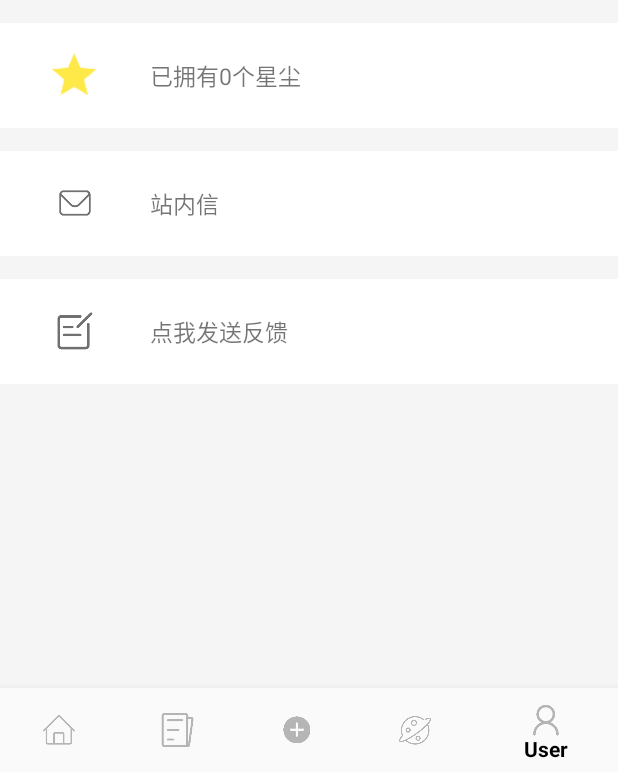
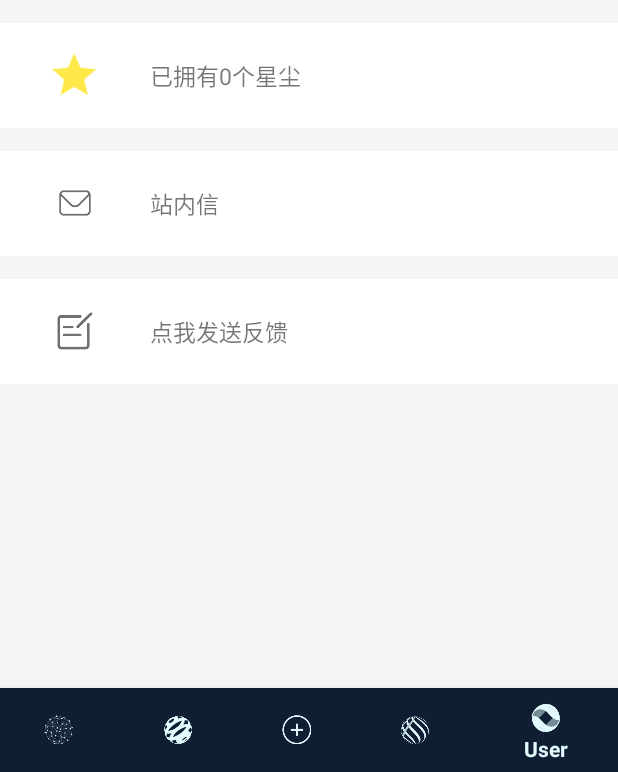
Before and after one commit to StardustProject/Stardust, an Android app: the MainActivity screen opened directly, with no data from a screen before it, item 5 of the bottom bar chosen, on a phone screen of 412 x 824 dp, the part 464-1236 px from its top. Run offline under Robolectric (Android 15) with nearby library versions, the phone set to English and light mode, and no system bars; our stand-ins replace CircleImageView; libraries missing offline, so code that uses them is left out: cn.carbswang.android, com.zhuge.analysis, org.litepal.crud; pictures from the network do not load; 31 statements that could not run were skipped.

Commit message:
refactor(文章&底部栏): 更换了UI

```diff
--- a/Stardust/app/src/main/java/org/swsd/stardust/view/activity/MainActivity.java
+++ b/Stardust/app/src/main/java/org/swsd/stardust/view/activity/MainActivity.java
@@ -40,12 +40,12 @@ public class MainActivity extends BaseActivity {
                 case R.id.navigation_home:
                     replaceFragment(new HomeFragment());
                     FRAGMENT_HOLDER = 0;
-                    navigation.getBackground().setAlpha(0);
+                    //navigation.getBackground().setAlpha(0);
                     return true;
                 case R.id.navigation_article:
-                    navigation.getBackground().setAlpha(255);
                     FRAGMENT_HOLDER = 1;
                     replaceFragment(new ArticleFragment());
+                    //navigation.getBackground().setAlpha(0);
                     return true;
                 case R.id.navigation_addtion:
                     Intent intent = new Intent(MainActivity.this, NoteActivity.class);
@@ -53,13 +53,13 @@ public class MainActivity extends BaseActivity {
                     return true;
                 case R.id.navigation_metor:
                     FRAGMENT_HOLDER = 2;
-                    navigation.getBackground().setAlpha(255);
                     replaceFragment(new MeteorFragment());
+                    //navigation.getBackground().setAlpha(0);
                     return true;
                 case R.id.navigation_user:
                     FRAGMENT_HOLDER = 3;
-                    navigation.getBackground().setAlpha(255);
                     replaceFragment(new UserFragment());
+                    //navigation.getBackground().setAlpha(0);
                     return true;
 
             }
@@ -78,7 +78,7 @@ public class MainActivity extends BaseActivity {
         bindLayout();
         initView();
         navigation = (BottomNavigationView) findViewById(R.id.navigation);
-        navigation.getBackground().setAlpha(0);
+        //navigation.getBackground().setAlpha(0);
         navigation.setOnNavigationItemSelectedListener(mOnNavigationItemSelectedListener);
     }
 
@@ -121,6 +121,7 @@ public class MainActivity extends BaseActivity {
         // 判断恢复逻辑
         if(FRAGMENT_HOLDER == 0){
             navigation.setSelectedItemId(R.id.navigation_home);
+
         }
         else if (FRAGMENT_HOLDER == 1){
             navigation.setSelectedItemId(R.id.navigation_article);
--- a/Stardust/app/src/main/java/org/swsd/stardust/view/activity/WebViewActivity.java
+++ b/Stardust/app/src/main/java/org/swsd/stardust/view/activity/WebViewActivity.java
@@ -75,6 +75,7 @@ public class WebViewActivity extends AppCompatActivity {
                 case REMOVE_ADS:
                     //prograssBar.setVisibility(View.GONE);
                     webView.loadDataWithBaseURL(null, html, "text/html", "utf-8", null);
+                    webView.setBackgroundColor(0);
                     break;
                 default:
                     break;
--- a/Stardust/app/src/main/java/org/swsd/stardust/view/fragment/HomeFragment.java
+++ b/Stardust/app/src/main/java/org/swsd/stardust/view/fragment/HomeFragment.java
@@ -4,20 +4,15 @@ package org.swsd.stardust.view.fragment;
 import android.content.Context;
 import android.content.SharedPreferences;
 import android.os.Bundle;
-import android.os.SystemClock;
 import android.support.annotation.Nullable;
 import android.support.v4.app.Fragment;
 import android.support.v7.widget.RecyclerView;
 import android.support.v7.widget.StaggeredGridLayoutManager;
-import android.util.DisplayMetrics;
 import android.util.Log;
 import android.view.LayoutInflater;
-import android.view.MotionEvent;
 import android.view.View;
 import android.view.ViewGroup;
 import android.widget.Button;
-import android.widget.ImageView;
-import android.widget.Toast;
 
 import org.swsd.stardust.R;
 import org.swsd.stardust.model.bean.NoteBean;
--- a/Stardust/app/src/main/res/layout/activity_main.xml
+++ b/Stardust/app/src/main/res/layout/activity_main.xml
@@ -15,8 +15,9 @@
         android:layout_width="match_parent"
         android:layout_height="wrap_content"
         android:layout_gravity="bottom"
-        android:background="?android:attr/windowBackground"
-        app:itemIconTint="@color/bottom_icon_grey"
-        app:menu="@menu/navigation" />
-
+        app:itemTextColor="#E1FAFD"
+        app:itemIconTint="#E1FAFD"
+        android:background="#0F1E33"
+        app:menu="@menu/navigation"
+        />
 </FrameLayout>
--- a/Stardust/app/src/main/res/layout/activity_note.xml
+++ b/Stardust/app/src/main/res/layout/activity_note.xml
@@ -1,7 +1,8 @@
 <LinearLayout xmlns:android="http://schemas.android.com/apk/res/android"
     android:layout_width="match_parent"
     android:layout_height="match_parent"
-    android:orientation="vertical">
+    android:orientation="vertical"
+    android:background="#0F1E33">
 
     <android.support.v7.widget.Toolbar
         android:id="@+id/note_toolbar"
--- a/Stardust/app/src/main/res/layout/activity_webview.xml
+++ b/Stardust/app/src/main/res/layout/activity_webview.xml
@@ -7,7 +7,8 @@
     <LinearLayout
         android:layout_width="match_parent"
         android:layout_height="match_parent"
-        android:orientation="vertical">
+        android:orientation="vertical"
+        >
 
         <ProgressBar
             android:id="@+id/loading_progress"
--- a/Stardust/app/src/main/res/layout/fragment_meteor.xml
+++ b/Stardust/app/src/main/res/layout/fragment_meteor.xml
@@ -26,7 +26,6 @@
             <ImageView
                 android:layout_width="match_parent"
                 android:layout_height="match_parent"
-
                 android:src="@mipmap/meteor_title" />
 
         </LinearLayout>
--- a/Stardust/app/src/main/res/menu/navigation.xml
+++ b/Stardust/app/src/main/res/menu/navigation.xml
@@ -1,9 +1,10 @@
 <?xml version="1.0" encoding="utf-8"?>
-<menu xmlns:android="http://schemas.android.com/apk/res/android">
+<menu xmlns:android="http://schemas.android.com/apk/res/android"
+    xmlns:textColor="http://schemas.android.com/apk/res-auto">
 
     <item
         android:id="@+id/navigation_home"
-        android:icon="@mipmap/homepage"
+        android:icon="@mipmap/home"
         android:title="@string/title_home" />
 
     <item
@@ -13,7 +14,7 @@
 
     <item
         android:id="@+id/navigation_addtion"
-        android:icon="@mipmap/addition_fill"
+        android:icon="@mipmap/new_note"
         android:title="@string/title_note" />
 
     <item
```
Also changed, not shown: Stardust/app/src/main/java/org/swsd/stardust/view/activity/NoteActivity.java (+7 -3 lines), Stardust/app/src/main/res/layout/article_item.xml (+5 -2 lines), Stardust/app/src/main/res/layout/fragment_article.xml (+9 -14 lines), Stardust/app/src/main/res/mipmap-xxhdpi/article.png, Stardust/app/src/main/res/mipmap-xxhdpi/article_title.png, Stardust/app/src/main/res/mipmap-xxhdpi/meteor.png, Stardust/app/src/main/res/mipmap-xxhdpi/user.png.
